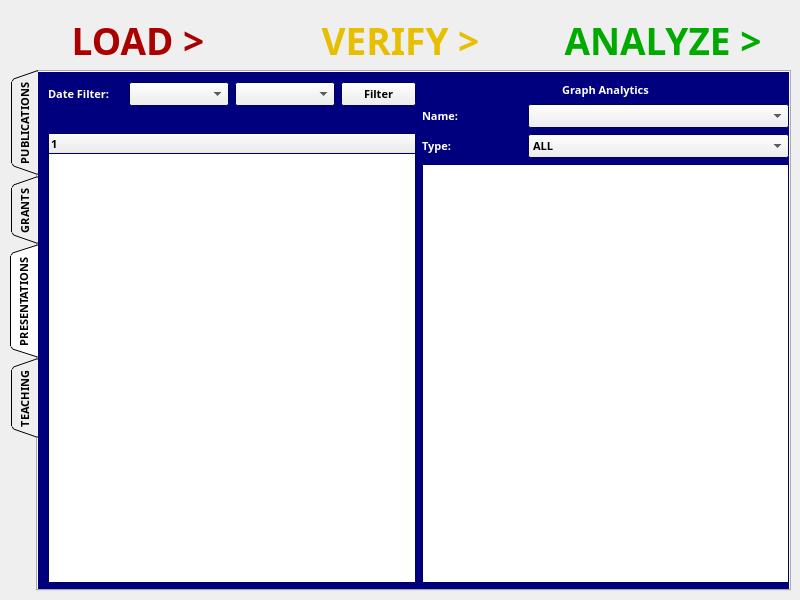
The window that Project Code/AppleProject/analyze_csv.ui (JRWu/DataAggregation) describes before a commit, drawn with Qt 5.
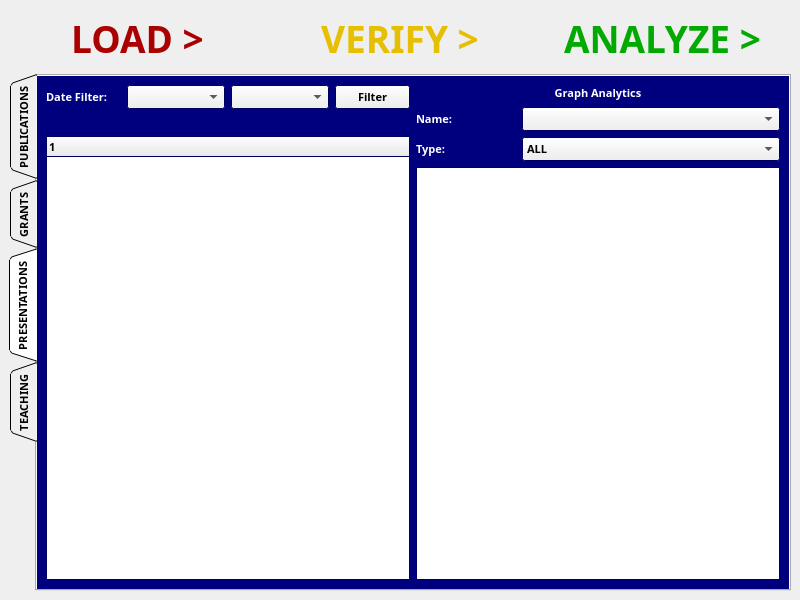
The same window after the commit.

Commit message: VLS - updated verify page ui to expand when window is resized

Patch:
```diff
--- a/Project Code/AppleProject/analyze_csv.ui
+++ b/Project Code/AppleProject/analyze_csv.ui
@@ -22,195 +22,18 @@
   <widget class="QWidget" name="centralwidget">
    <property name="minimumSize">
     <size>
-     <width>900</width>
+     <width>800</width>
      <height>600</height>
     </size>
    </property>
-   <widget class="QWidget" name="horizontalLayoutWidget">
-    <property name="geometry">
-     <rect>
-      <x>10</x>
-      <y>10</y>
-      <width>781</width>
-      <height>62</height>
-     </rect>
-    </property>
-    <layout class="QHBoxLayout" name="navigation_area">
-     <item>
-      <widget class="QPushButton" name="load_btn">
-       <property name="palette">
-        <palette>
-         <active>
-          <colorrole role="ButtonText">
-           <brush brushstyle="SolidPattern">
-            <color alpha="255">
-             <red>170</red>
-             <green>0</green>
-             <blue>0</blue>
-            </color>
-           </brush>
-          </colorrole>
-         </active>
-         <inactive>
-          <colorrole role="ButtonText">
-           <brush brushstyle="SolidPattern">
-            <color alpha="255">
-             <red>170</red>
-             <green>0</green>
-             <blue>0</blue>
-            </color>
-           </brush>
-          </colorrole>
-         </inactive>
-         <disabled>
-          <colorrole role="ButtonText">
-           <brush brushstyle="SolidPattern">
-            <color alpha="255">
-             <red>120</red>
-             <green>120</green>
-             <blue>120</blue>
-            </color>
-           </brush>
-          </colorrole>
-         </disabled>
-        </palette>
-       </property>
-       <property name="font">
-        <font>
-         <family>Arial Black</family>
-         <pointsize>28</pointsize>
-         <weight>75</weight>
-         <bold>true</bold>
-        </font>
-       </property>
-       <property name="text">
-        <string>LOAD &gt;</string>
-       </property>
-       <property name="flat">
-        <bool>true</bool>
-       </property>
-      </widget>
-     </item>
-     <item>
-      <widget class="QPushButton" name="verify_btn">
-       <property name="palette">
-        <palette>
-         <active>
-          <colorrole role="ButtonText">
-           <brush brushstyle="SolidPattern">
-            <color alpha="255">
-             <red>229</red>
-             <green>191</green>
-             <blue>0</blue>
-            </color>
-           </brush>
-          </colorrole>
-         </active>
-         <inactive>
-          <colorrole role="ButtonText">
-           <brush brushstyle="SolidPattern">
-            <color alpha="255">
-             <red>229</red>
-             <green>191</green>
-             <blue>0</blue>
-            </color>
-           </brush>
-          </colorrole>
-         </inactive>
-         <disabled>
-          <colorrole role="ButtonText">
-           <brush brushstyle="SolidPattern">
-            <color alpha="255">
-             <red>120</red>
-             <green>120</green>
-             <blue>120</blue>
-            </color>
-           </brush>
-          </colorrole>
-         </disabled>
-        </palette>
-       </property>
-       <property name="font">
-        <font>
-         <family>Arial Black</family>
-         <pointsize>28</pointsize>
-         <weight>75</weight>
-         <bold>true</bold>
-        </font>
-       </property>
-       <property name="text">
-        <string>VERIFY &gt;</string>
-       </property>
-       <property name="flat">
-        <bool>true</bool>
-       </property>
-      </widget>
-     </item>
-     <item>
-      <widget class="QPushButton" name="analyze_btn">
-       <property name="palette">
-        <palette>
-         <active>
-          <colorrole role="ButtonText">
-           <brush brushstyle="SolidPattern">
-            <color alpha="255">
-             <red>0</red>
-             <green>170</green>
-             <blue>0</blue>
-            </color>
-           </brush>
-          </colorrole>
-         </active>
-         <inactive>
-          <colorrole role="ButtonText">
-           <brush brushstyle="SolidPattern">
-            <color alpha="255">
-             <red>0</red>
-             <green>170</green>
-             <blue>0</blue>
-            </color>
-           </brush>
-          </colorrole>
-         </inactive>
-         <disabled>
-          <colorrole role="ButtonText">
-           <brush brushstyle="SolidPattern">
-            <color alpha="255">
-             <red>120</red>
-             <green>120</green>
-             <blue>120</blue>
-            </color>
-           </brush>
-          </colorrole>
-         </disabled>
-        </palette>
-       </property>
-       <property name="font">
-        <font>
-         <family>Arial Black</family>
-         <pointsize>28</pointsize>
-         <weight>75</weight>
-         <bold>true</bold>
-        </font>
-       </property>
-       <property name="text">
-        <string>ANALYZE &gt;</string>
-       </property>
-       <property name="flat">
-        <bool>true</bool>
-       </property>
-      </widget>
-     </item>
-    </layout>
-   </widget>
+   <layout class="QGridLayout" name="gridLayout">
+    <item row="1" column="0">
    <widget class="QTabWidget" name="tabWidget">
-    <property name="geometry">
-     <rect>
-      <x>10</x>
-      <y>70</y>
-      <width>781</width>
-      <height>521</height>
-     </rect>
+      <property name="minimumSize">
+       <size>
+        <width>0</width>
+        <height>0</height>
+       </size>
     </property>
     <property name="font">
      <font>
@@ -1172,17 +995,8 @@
      <attribute name="title">
       <string>PRESENTATIONS</string>
      </attribute>
-     <widget class="QWidget" name="horizontalLayoutWidget_4">
-      <property name="geometry">
-       <rect>
-        <x>10</x>
-        <y>10</y>
-        <width>741</width>
-        <height>501</height>
-       </rect>
-      </property>
-      <layout class="QHBoxLayout" name="tab_area_5">
-       <item>
+       <layout class="QGridLayout" name="gridLayout_2">
+        <item row="0" column="0">
         <layout class="QVBoxLayout" name="verticalLayout_9">
          <item>
           <layout class="QHBoxLayout" name="horizontalLayout_8">
@@ -1337,7 +1151,7 @@
          </item>
         </layout>
        </item>
-       <item>
+        <item row="0" column="1">
         <layout class="QVBoxLayout" name="verticalLayout_7">
          <item>
           <widget class="QLabel" name="graph_lbl_pres">
@@ -1521,7 +1335,6 @@
        </item>
       </layout>
      </widget>
-    </widget>
     <widget class="QWidget" name="teach_tab">
      <property name="palette">
       <palette>
@@ -1748,6 +1561,180 @@
      </widget>
     </widget>
    </widget>
+    </item>
+    <item row="0" column="0">
+     <layout class="QHBoxLayout" name="navigation_area">
+      <property name="sizeConstraint">
+       <enum>QLayout::SetDefaultConstraint</enum>
+      </property>
+      <item>
+       <widget class="QPushButton" name="load_btn">
+        <property name="palette">
+         <palette>
+          <active>
+           <colorrole role="ButtonText">
+            <brush brushstyle="SolidPattern">
+             <color alpha="255">
+              <red>170</red>
+              <green>0</green>
+              <blue>0</blue>
+             </color>
+            </brush>
+           </colorrole>
+          </active>
+          <inactive>
+           <colorrole role="ButtonText">
+            <brush brushstyle="SolidPattern">
+             <color alpha="255">
+              <red>170</red>
+              <green>0</green>
+              <blue>0</blue>
+             </color>
+            </brush>
+           </colorrole>
+          </inactive>
+          <disabled>
+           <colorrole role="ButtonText">
+            <brush brushstyle="SolidPattern">
+             <color alpha="255">
+              <red>120</red>
+              <green>120</green>
+              <blue>120</blue>
+             </color>
+            </brush>
+           </colorrole>
+          </disabled>
+         </palette>
+        </property>
+        <property name="font">
+         <font>
+          <family>Arial Black</family>
+          <pointsize>28</pointsize>
+          <weight>75</weight>
+          <bold>true</bold>
+         </font>
+        </property>
+        <property name="text">
+         <string>LOAD &gt;</string>
+        </property>
+        <property name="flat">
+         <bool>true</bool>
+        </property>
+       </widget>
+      </item>
+      <item>
+       <widget class="QPushButton" name="verify_btn">
+        <property name="palette">
+         <palette>
+          <active>
+           <colorrole role="ButtonText">
+            <brush brushstyle="SolidPattern">
+             <color alpha="255">
+              <red>229</red>
+              <green>191</green>
+              <blue>0</blue>
+             </color>
+            </brush>
+           </colorrole>
+          </active>
+          <inactive>
+           <colorrole role="ButtonText">
+            <brush brushstyle="SolidPattern">
+             <color alpha="255">
+              <red>229</red>
+              <green>191</green>
+              <blue>0</blue>
+             </color>
+            </brush>
+           </colorrole>
+          </inactive>
+          <disabled>
+           <colorrole role="ButtonText">
+            <brush brushstyle="SolidPattern">
+             <color alpha="255">
+              <red>120</red>
+              <green>120</green>
+              <blue>120</blue>
+             </color>
+            </brush>
+           </colorrole>
+          </disabled>
+         </palette>
+        </property>
+        <property name="font">
+         <font>
+          <family>Arial Black</family>
+          <pointsize>28</pointsize>
+          <weight>75</weight>
+          <bold>true</bold>
+         </font>
+        </property>
+        <property name="text">
+         <string>VERIFY &gt;</string>
+        </property>
+        <property name="flat">
+         <bool>true</bool>
+        </property>
+       </widget>
+      </item>
+      <item>
+       <widget class="QPushButton" name="analyze_btn">
+        <property name="palette">
+         <palette>
+          <active>
+           <colorrole role="ButtonText">
+            <brush brushstyle="SolidPattern">
+             <color alpha="255">
+              <red>0</red>
+              <green>170</green>
+              <blue>0</blue>
+             </color>
+            </brush>
+           </colorrole>
+          </active>
+          <inactive>
+           <colorrole role="ButtonText">
+            <brush brushstyle="SolidPattern">
+             <color alpha="255">
+              <red>0</red>
+              <green>170</green>
+              <blue>0</blue>
+             </color>
+            </brush>
+           </colorrole>
+          </inactive>
+          <disabled>
+           <colorrole role="ButtonText">
+            <brush brushstyle="SolidPattern">
+             <color alpha="255">
+              <red>120</red>
+              <green>120</green>
+              <blue>120</blue>
+             </color>
+            </brush>
+           </colorrole>
+          </disabled>
+         </palette>
+        </property>
+        <property name="font">
+         <font>
+          <family>Arial Black</family>
+          <pointsize>28</pointsize>
+          <weight>75</weight>
+          <bold>true</bold>
+         </font>
+        </property>
+        <property name="text">
+         <string>ANALYZE &gt;</string>
+        </property>
+        <property name="flat">
+         <bool>true</bool>
+        </property>
+       </widget>
+      </item>
+     </layout>
+    </item>
+   </layout>
   </widget>
  </widget>
  <resources/>
```
Lines whose indentation alone changed are shown as unchanged. The commit also changes 1 other file.
